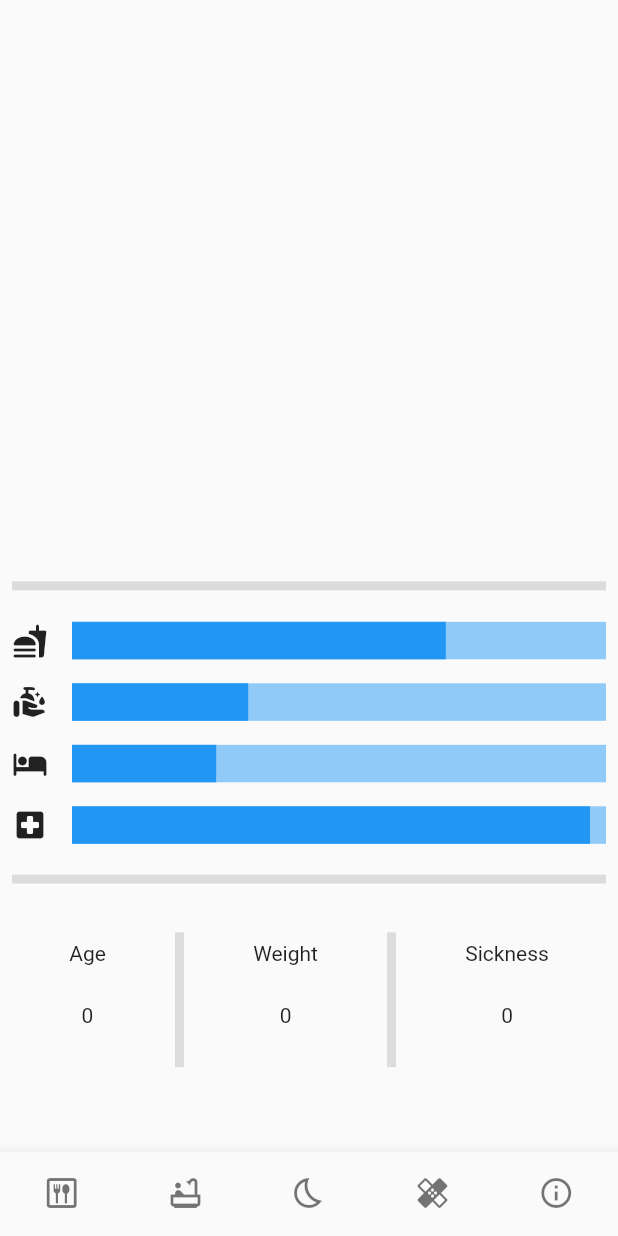
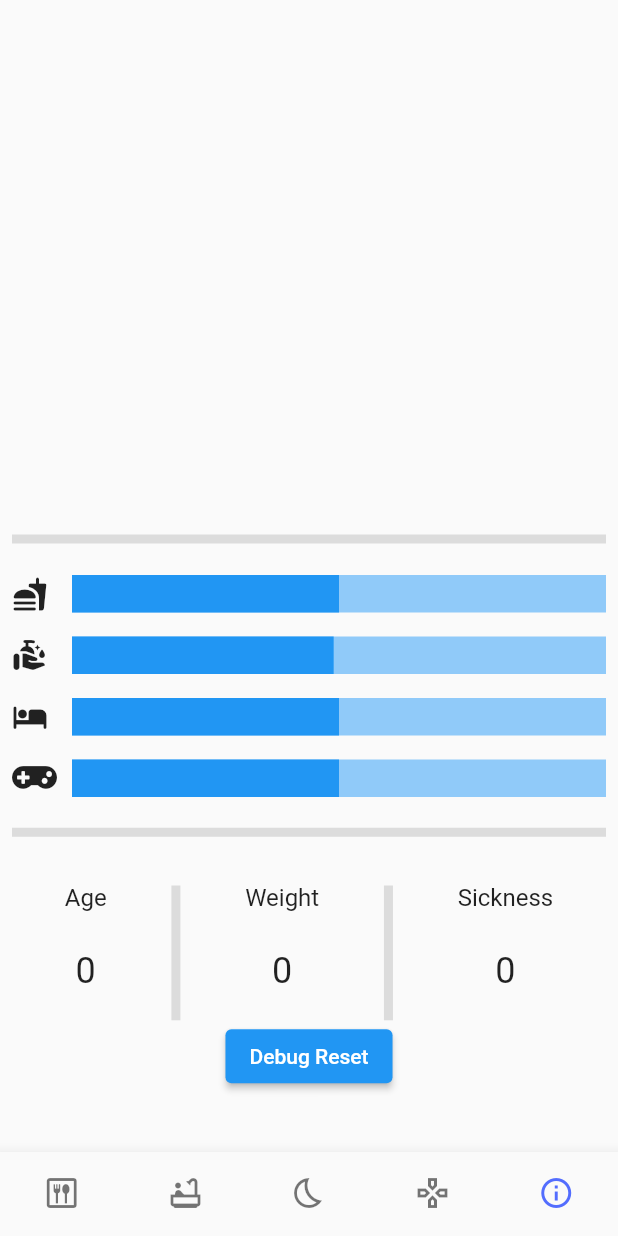
Before and after one commit to vinrocksuper/fluttergotchi, a Flutter app: the screen it shows after launch, on a phone screen of 412 x 824 dp. Run offline on Flutter 3.47's test engine with Material 2 defaults, Android fonts, the phone set to English and light mode, and no system bars.

Commit message:
added custom icon, stat decay, basic nav

```diff
--- a/lib/main.dart
+++ b/lib/main.dart
@@ -1,8 +1,10 @@
 // ignore_for_file: prefer_const_constructors
 // ignore_for_file: prefer_const_literals_to_create_immutables
 import 'dart:async';
+import 'dart:math';
 
 import 'package:flutter/material.dart';
+import 'package:project3/my_flutter_app_icons.dart';
 
 void main() {
   runApp(const MyApp());
@@ -31,18 +33,44 @@ class MyHomePage extends StatefulWidget {
 }
 
 class _MyHomePageState extends State<MyHomePage> with WidgetsBindingObserver {
+  // Gameplay loop handling
   int myCount = 0;
   late Timer timer;
-  // I will want the timer to keep counting since this will be real time
-  bool keepCounting = true;
+
+  // Age handling
+  late Timer ageTimer;
+  int age = 0;
+  int timeUntilNextAge = 60;
+
+  //Main stats
+  int hunger = 50;
+  int cleanliness = 50;
+  int energy = 50;
+  int happiness = 50;
+
+  //Navigation
+  int index = 4;
+
+  // Misc Tools
+  Random rng = Random();
+  bool debug = true;
 
   @override
   void initState() {
     super.initState();
     WidgetsBinding.instance.addObserver(this);
-    timer = Timer.periodic(Duration(seconds: 1), (timer) {
+    timer = Timer.periodic(Duration(seconds: 5), (timer) {
       setState(() {
-        if (keepCounting) myCount += 1;
+        decayStat();
+      });
+    });
+
+    ageTimer = Timer.periodic(Duration(minutes: 1), (timer) {
+      setState(() {
+        timeUntilNextAge--;
+        if (timeUntilNextAge == 0) {
+          ageUp();
+        }
       });
     });
   }
@@ -51,6 +79,39 @@ class _MyHomePageState extends State<MyHomePage> with WidgetsBindingObserver {
   void dispose() {
     super.dispose();
     timer.cancel();
+    ageTimer.cancel();
+  }
+
+  void ageUp() {
+    age++;
+    timeUntilNextAge = 60;
+  }
+
+  void decayStat() {
+    if (rng.nextBool()) {
+      int toDecay = rng.nextInt(100);
+      if (toDecay <= 25) {
+        hunger--;
+        if (hunger <= 0) {
+          hunger = 0;
+        }
+      } else if (toDecay <= 50) {
+        cleanliness--;
+        if (cleanliness <= 0) {
+          cleanliness = 0;
+        }
+      } else if (toDecay <= 75) {
+        energy--;
+        if (energy <= 0) {
+          energy = 0;
+        }
+      } else {
+        happiness--;
+        if (happiness <= 0) {
+          happiness = 0;
+        }
+      }
+    }
   }
 
   @override
@@ -69,197 +130,51 @@ class _MyHomePageState extends State<MyHomePage> with WidgetsBindingObserver {
                 thickness: 6,
               ),
             ),
-            // SizedBox(
-            //   width: double.infinity,
-            //   height: MediaQuery.of(context).size.height / 2.6,
-
-            // ),
-            StatusArea(),
+            Visibility(
+              visible: index == 4,
+              child: StatusArea(
+                hunger: hunger,
+                cleanliness: cleanliness,
+                energy: energy,
+                happiness: happiness,
+                age: age,
+              ),
+            ),
+            Visibility(
+              visible: debug,
+              child: ElevatedButton(
+                onPressed: () {
+                  hunger = 50;
+                  cleanliness = 50;
+                  energy = 50;
+                  happiness = 50;
+                },
+                child: Text('Debug Reset'),
+              ),
+            )
           ],
         ),
       ),
     );
   }
-}
 
-class StatusArea extends StatelessWidget {
-  const StatusArea({
-    Key? key,
-  }) : super(key: key);
-
-  @override
-  Widget build(BuildContext context) {
-    return Column(
-      children: [
-        Row(
-          children: [
-            Padding(
-              padding: const EdgeInsets.all(8.0),
-              child: Icon(Icons.fastfood_rounded),
-            ),
-            Expanded(
-              child: Padding(
-                padding: const EdgeInsets.all(8.0),
-                child: LinearProgressIndicator(
-                  minHeight: 25,
-                  value: .7,
-                ),
-              ),
-            ),
-          ],
-        ),
-        Row(
-          children: [
-            Padding(
-              padding: const EdgeInsets.all(8.0),
-              child: Icon(Icons.clean_hands_rounded),
-            ),
-            Expanded(
-              child: Padding(
-                padding: const EdgeInsets.all(8.0),
-                child: LinearProgressIndicator(
-                  minHeight: 25,
-                  value: .33,
-                ),
-              ),
-            ),
-          ],
-        ),
-        Row(
-          children: [
-            Padding(
-              padding: const EdgeInsets.all(8.0),
-              child: Icon(Icons.hotel_rounded),
-            ),
-            Expanded(
-              child: Padding(
-                padding: const EdgeInsets.all(8.0),
-                child: LinearProgressIndicator(
-                  minHeight: 25,
-                  value: .27,
-                ),
-              ),
-            ),
-          ],
-        ),
-        Row(
-          children: [
-            Padding(
-              padding: const EdgeInsets.all(8.0),
-              child: Icon(Icons.local_hospital_rounded),
-            ),
-            Expanded(
-              child: Padding(
-                padding: const EdgeInsets.all(8.0),
-                child: LinearProgressIndicator(
-                  minHeight: 25,
-                  value: .97,
-                ),
-              ),
-            ),
-          ],
-        ),
-        Padding(
-          padding: const EdgeInsets.all(8.0),
-          child: Divider(
-            color: Colors.black12,
-            thickness: 6,
-            height: 15,
-          ),
-        ),
-        Row(
-          mainAxisAlignment: MainAxisAlignment.spaceEvenly,
-          children: [
-            Column(
-              mainAxisAlignment: MainAxisAlignment.start,
-              children: [
-                Text("Age"),
-                SizedBox(
-                  height: 25,
-                ),
-                Text("0")
-              ],
-            ),
-            SizedBox(
-              height: MediaQuery.of(context).size.height / 7.5,
-              child: VerticalDivider(
-                width: 6,
-                thickness: 6,
-                indent: 20,
-                endIndent: 0,
-                color: Colors.black12,
-              ),
-            ),
-            Column(
-              children: [
-                Text("Weight"),
-                SizedBox(
-                  height: 25,
-                ),
-                Text("0")
-              ],
-            ),
-            SizedBox(
-              height: MediaQuery.of(context).size.height / 7.5,
-              child: VerticalDivider(
-                width: 6,
-                thickness: 6,
-                indent: 20,
-                endIndent: 0,
-                color: Colors.black12,
-              ),
-            ),
-            Column(
-              children: [
-                Text("Sickness"),
-                SizedBox(
-                  height: 25,
-                ),
-                Text("0")
-              ],
-            ),
-          ],
-        )
-      ],
-    );
-  }
-}
-
-// Where the Fluttergotchi will be displayed
-class DisplayArea extends StatelessWidget {
-  const DisplayArea({
-    Key? key,
-  }) : super(key: key);
-
-  @override
-  Widget build(BuildContext context) {
-    return SizedBox(
-      width: double.infinity,
-      height: MediaQuery.of(context).size.height / 2.2,
-    );
-  }
-}
-
-// Since i'm building a tamagotchi inspired game, the nav bar isn't really a nav bar in the traditional sense
-// and instead they end up doing stuff instead of navigating
-class StatusControls extends StatelessWidget {
-  const StatusControls({
-    Key? key,
-  }) : super(key: key);
-
-  @override
-  Widget build(BuildContext context) {
+  Widget StatusControls() {
     return Theme(
       data: ThemeData(
         splashColor: Colors.black12,
         highlightColor: Colors.transparent,
       ),
       child: BottomNavigationBar(
-        selectedItemColor: Colors.black54,
+        currentIndex: index,
+        selectedItemColor: Colors.indigoAccent,
         type: BottomNavigationBarType.fixed,
         showSelectedLabels: false,
         showUnselectedLabels: false,
-        onTap: (value) {},
+        onTap: (value) {
+          if (index != value) {
+            index = value;
+          }
+        },
         items: [
           BottomNavigationBarItem(
             icon: Icon(
@@ -281,7 +196,7 @@ class StatusControls extends StatelessWidget {
           ),
           BottomNavigationBarItem(
             icon: Icon(
-              Icons.healing,
+              Icons.games_outlined,
             ),
             label: "",
           ),
@@ -296,4 +211,184 @@ class StatusControls extends StatelessWidget {
       ),
     );
   }
+
+  Widget StatusArea({hunger, cleanliness, energy, happiness, age}) {
+    return Column(
+      children: [
+        Row(
+          children: [
+            Padding(
+              padding: const EdgeInsets.all(8.0),
+              child: Icon(Icons.fastfood_rounded),
+            ),
+            Expanded(
+              child: Padding(
+                padding: const EdgeInsets.all(8.0),
+                child: LinearProgressIndicator(
+                  minHeight: 25,
+                  value: hunger / 100,
+                ),
+              ),
+            ),
+          ],
+        ),
+        Row(
+          children: [
+            Padding(
+              padding: const EdgeInsets.all(8.0),
+              child: Icon(Icons.clean_hands_rounded),
+            ),
+            Expanded(
+              child: Padding(
+                padding: const EdgeInsets.all(8.0),
+                child: LinearProgressIndicator(
+                  minHeight: 25,
+                  value: cleanliness / 100,
+                ),
+              ),
+            ),
+          ],
+        ),
+        Row(
+          children: [
+            Padding(
+              padding: const EdgeInsets.all(8.0),
+              child: Icon(Icons.hotel_rounded),
+            ),
+            Expanded(
+              child: Padding(
+                padding: const EdgeInsets.all(8.0),
+                child: LinearProgressIndicator(
+                  minHeight: 25,
+                  value: energy / 100,
+                ),
+              ),
+            ),
+          ],
+        ),
+        Row(
+          children: [
+            Padding(
+                padding: const EdgeInsets.all(8.0),
+                child: Icon(MyFlutterApp.gamepad)),
+            Expanded(
+              child: Padding(
+                padding: const EdgeInsets.all(8.0),
+                child: LinearProgressIndicator(
+                  minHeight: 25,
+                  value: happiness / 100,
+                ),
+              ),
+            ),
+          ],
+        ),
+        Padding(
+          padding: const EdgeInsets.all(8.0),
+          child: Divider(
+            color: Colors.black12,
+            thickness: 6,
+            height: 15,
+          ),
+        ),
+        Row(
+          mainAxisAlignment: MainAxisAlignment.spaceEvenly,
+          children: [
+            Column(
+              mainAxisAlignment: MainAxisAlignment.start,
+              children: [
+                Text(
+                  "Age",
+                  style: TextStyle(
+                    fontSize: 16,
+                  ),
+                ),
+                SizedBox(
+                  height: 25,
+                ),
+                Text(
+                  age.toString(),
+                  style: TextStyle(
+                    fontSize: 24,
+                  ),
+                )
+              ],
+            ),
+            SizedBox(
+              height: MediaQuery.of(context).size.height / 7.5,
+              child: VerticalDivider(
+                width: 6,
+                thickness: 6,
+                indent: 20,
+                endIndent: 0,
+                color: Colors.black12,
+              ),
+            ),
+            Column(
+              children: [
+                Text(
+                  "Weight",
+                  style: TextStyle(
+                    fontSize: 16,
+                  ),
+                ),
+                SizedBox(
+                  height: 25,
+                ),
+                Text(
+                  "0",
+                  style: TextStyle(
+                    fontSize: 24,
+                  ),
+                )
+              ],
+            ),
+            SizedBox(
+              height: MediaQuery.of(context).size.height / 7.5,
+              child: VerticalDivider(
+                width: 6,
+                thickness: 6,
+                indent: 20,
+                endIndent: 0,
+                color: Colors.black12,
+              ),
+            ),
+            Column(
+              children: [
+                Text(
+                  "Sickness",
+                  style: TextStyle(
+                    fontSize: 16,
+                  ),
+                ),
+                SizedBox(
+                  height: 25,
+                ),
+                Text(
+                  "0",
+                  style: TextStyle(
+                    fontSize: 24,
+                  ),
+                )
+              ],
+            ),
+          ],
+        )
+      ],
+    );
+  }
 }
+
+// Where the Fluttergotchi will be displayed
+class DisplayArea extends StatelessWidget {
+  const DisplayArea({
+    Key? key,
+  }) : super(key: key);
+
+  @override
+  Widget build(BuildContext context) {
+    return SizedBox(
+      width: double.infinity,
+      height: MediaQuery.of(context).size.height / 2.4,
+    );
+  }
+}
--- /dev/null
+++ b/lib/my_flutter_app_icons.dart
@@ -0,0 +1,29 @@
+/// Flutter icons MyFlutterApp
+/// Copyright (C) 2022 by original authors @ fluttericon.com, fontello.com
+/// This font was generated by FlutterIcon.com, which is derived from Fontello.
+///
+/// To use this font, place it in your fonts/ directory and include the
+/// following in your pubspec.yaml
+///
+/// flutter:
+///   fonts:
+///    - family:  MyFlutterApp
+///      fonts:
+///       - asset: fonts/MyFlutterApp.ttf
+///
+///
+/// * Font Awesome 5, Copyright (C) 2016 by Dave Gandy
+///         Author:    Dave Gandy
+///         License:   SIL (https://github.com/FortAwesome/Font-Awesome/blob/master/LICENSE.txt)
+///         Homepage:  http://fortawesome.github.com/Font-Awesome/
+///
+import 'package:flutter/widgets.dart';
+
+class MyFlutterApp {
+  MyFlutterApp._();
+
+  static const _kFontFam = 'MyFlutterApp';
+  static const String? _kFontPkg = null;
+
+  static const IconData gamepad = IconData(0xf11b, fontFamily: _kFontFam, fontPackage: _kFontPkg);
+}
--- a/pubspec.yaml
+++ b/pubspec.yaml
@@ -59,7 +59,10 @@ flutter:
   # included with your application, so that you can use the icons in
   # the material Icons class.
   uses-material-design: true
-
+  fonts:
+    - family:  MyFlutterApp
+      fonts:
+       - asset: fonts/MyFlutterApp.ttf
   # To add assets to your application, add an assets section, like this:
   # assets:
   #   - images/a_dot_burr.jpeg
```
Also changed, not shown: config.json (added, +16 -0 lines), fonts/MyFlutterApp.ttf (added).
